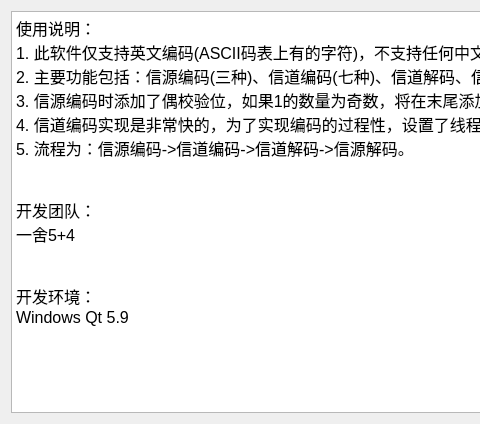
Old version of the form Transmitter/dlghelp.ui in the repository ryanmoon-s/Transmitter-simulation; both pictures show x 0 to 480 and y 0 to 424 of the 1069 by 424 pixel window.
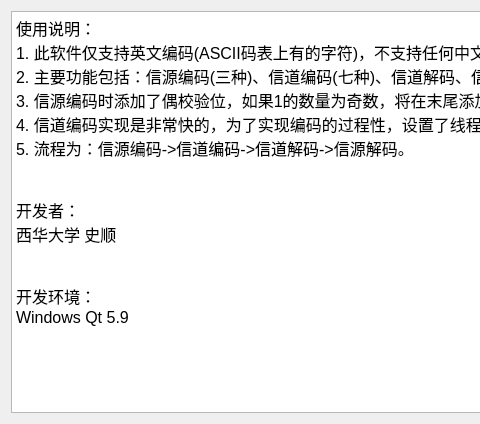
New version of the form. Icons and pictures are not drawn.

What changed in the file:
```diff
--- a/Transmitter/dlghelp.ui
+++ b/Transmitter/dlghelp.ui
@@ -36,8 +36,8 @@
 &lt;p style=&quot; margin-top:0px; margin-bottom:0px; margin-left:0px; margin-right:0px; -qt-block-indent:0; text-indent:0px;&quot;&gt;&lt;span style=&quot; font-family:'SimSun'; font-size:12pt;&quot;&gt;5. 流程为：信源编码-&amp;gt;信道编码-&amp;gt;信道解码-&amp;gt;信源解码。&lt;/span&gt;&lt;/p&gt;
 &lt;p style=&quot;-qt-paragraph-type:empty; margin-top:0px; margin-bottom:0px; margin-left:0px; margin-right:0px; -qt-block-indent:0; text-indent:0px; font-family:'SimSun'; font-size:12pt;&quot;&gt;&lt;br /&gt;&lt;/p&gt;
 &lt;p style=&quot;-qt-paragraph-type:empty; margin-top:0px; margin-bottom:0px; margin-left:0px; margin-right:0px; -qt-block-indent:0; text-indent:0px; font-family:'SimSun'; font-size:12pt;&quot;&gt;&lt;br /&gt;&lt;/p&gt;
-&lt;p style=&quot; margin-top:0px; margin-bottom:0px; margin-left:0px; margin-right:0px; -qt-block-indent:0; text-indent:0px;&quot;&gt;&lt;span style=&quot; font-family:'SimSun'; font-size:12pt;&quot;&gt;开发团队：&lt;/span&gt;&lt;/p&gt;
-&lt;p style=&quot; margin-top:0px; margin-bottom:0px; margin-left:0px; margin-right:0px; -qt-block-indent:0; text-indent:0px;&quot;&gt;&lt;span style=&quot; font-family:'SimSun'; font-size:12pt;&quot;&gt;一舍5+4&lt;/span&gt;&lt;/p&gt;
+&lt;p style=&quot; margin-top:0px; margin-bottom:0px; margin-left:0px; margin-right:0px; -qt-block-indent:0; text-indent:0px;&quot;&gt;&lt;span style=&quot; font-family:'SimSun'; font-size:12pt;&quot;&gt;开发者：&lt;/span&gt;&lt;/p&gt;
+&lt;p style=&quot; margin-top:0px; margin-bottom:0px; margin-left:0px; margin-right:0px; -qt-block-indent:0; text-indent:0px;&quot;&gt;&lt;span style=&quot; font-family:'SimSun'; font-size:12pt;&quot;&gt;西华大学 史顺&lt;/span&gt;&lt;/p&gt;
 &lt;p style=&quot;-qt-paragraph-type:empty; margin-top:0px; margin-bottom:0px; margin-left:0px; margin-right:0px; -qt-block-indent:0; text-indent:0px; font-family:'SimSun'; font-size:12pt;&quot;&gt;&lt;br /&gt;&lt;/p&gt;
 &lt;p style=&quot;-qt-paragraph-type:empty; margin-top:0px; margin-bottom:0px; margin-left:0px; margin-right:0px; -qt-block-indent:0; text-indent:0px; font-family:'SimSun'; font-size:12pt;&quot;&gt;&lt;br /&gt;&lt;/p&gt;
 &lt;p style=&quot; margin-top:0px; margin-bottom:0px; margin-left:0px; margin-right:0px; -qt-block-indent:0; text-indent:0px;&quot;&gt;&lt;span style=&quot; font-family:'SimSun'; font-size:12pt;&quot;&gt;开发环境：&lt;/span&gt;&lt;/p&gt;
```
